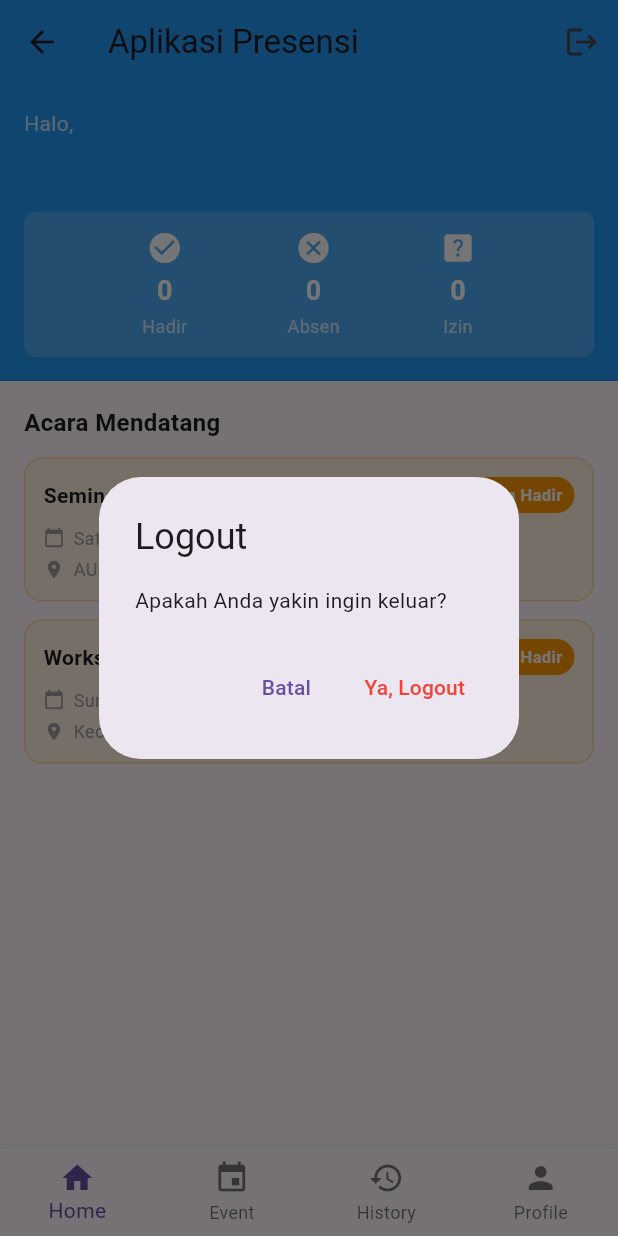
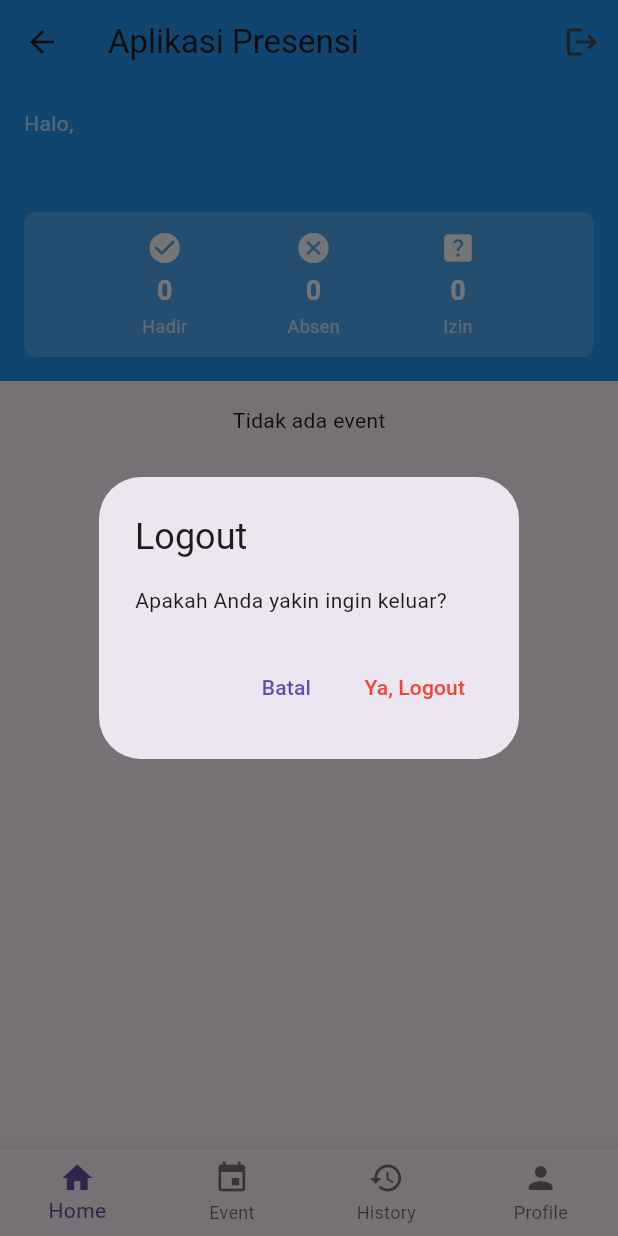
Before and after one commit to arielreza/absensi_acara, a Flutter app: the UserHomeScreen screen opened directly, after a tap on the "logout" icon, on a phone screen of 412 x 824 dp. Run offline on Flutter 3.47's test engine with Material 3 defaults, Android fonts, the phone set to English and light mode, and no system bars; our stand-ins replace cloud_firestore, firebase_auth, firebase_core, flutter_riverpod, sqflite; missing offline and left inert: mobile_scanner; accounts and stored records are empty.

Commit message:
feat: show events from collection

```diff
--- a/lib/user/user_home.dart
+++ b/lib/user/user_home.dart
@@ -1,5 +1,10 @@
+import 'package:absensi_acara/user/service/event_register_service.dart';
+import 'package:cloud_firestore/cloud_firestore.dart';
 import 'package:flutter/material.dart';
+import 'package:flutter_riverpod/flutter_riverpod.dart';
+import 'package:intl/intl.dart';
 import 'package:provider/provider.dart';
+
 import '../services/auth_service.dart';
 
 class UserHomeScreen extends StatefulWidget {
@@ -19,10 +24,7 @@ class _UserHomeScreenState extends State<UserHomeScreen> {
         title: const Text('Logout'),
         content: const Text('Apakah Anda yakin ingin keluar?'),
         actions: [
-          TextButton(
-            onPressed: () => Navigator.pop(dialogContext),
-            child: const Text('Batal'),
-          ),
+          TextButton(onPressed: () => Navigator.pop(dialogContext), child: const Text('Batal')),
           TextButton(
             onPressed: () {
               Navigator.pop(dialogContext);
@@ -86,6 +88,8 @@ class _UserHomeScreenState extends State<UserHomeScreen> {
 
   Widget _buildHomeTab() {
     final user = context.read<AuthService>().currentUser;
+    final nim = context.read<AuthService>().currentUser?.email ?? '';
+
     return SingleChildScrollView(
       child: Column(
         crossAxisAlignment: CrossAxisAlignment.stretch,
@@ -96,10 +100,7 @@ class _UserHomeScreenState extends State<UserHomeScreen> {
             child: Column(
               crossAxisAlignment: CrossAxisAlignment.start,
               children: [
-                const Text(
-                  'Halo,',
-                  style: TextStyle(color: Colors.white70, fontSize: 14),
-                ),
+                const Text('Halo,', style: TextStyle(color: Colors.white70, fontSize: 14)),
                 const SizedBox(height: 4),
                 Text(
                   user?.email ?? 'User',
@@ -129,68 +130,82 @@ class _UserHomeScreenState extends State<UserHomeScreen> {
             ),
           ),
           const SizedBox(height: 16),
-          Padding(
-            padding: const EdgeInsets.symmetric(horizontal: 16),
-            child: Column(
-              crossAxisAlignment: CrossAxisAlignment.start,
-              children: [
-                const Text(
-                  'Acara Mendatang',
-                  style: TextStyle(fontSize: 16, fontWeight: FontWeight.bold),
+          StreamBuilder(
+            stream: FirebaseFirestore.instance.collection('events').snapshots(),
+            builder: (context, asyncSnapshot) {
+              if (asyncSnapshot.connectionState == ConnectionState.waiting) {
+                return const Center(child: CircularProgressIndicator());
+              }
+
+              if (!asyncSnapshot.hasData || asyncSnapshot.data!.docs.isEmpty) {
+                return const Center(child: Text("Tidak ada event"));
+              }
+
+              final events = asyncSnapshot.data!.docs;
+
+              return ListView.builder(
+                shrinkWrap: true,
+                physics: const NeverScrollableScrollPhysics(),
+                padding: const EdgeInsets.all(16),
+                itemCount: events.length,
+                itemBuilder: (context, index) {
+                  final doc = events[index];
+                  final data = doc.data();
+
+                  if (data['is_active'] == true) {
+                    return _EventCard(
+                      eventId: doc.id,
+                      title: data['event_name'] ?? '',
+                      date: data['event_date'],
+                      location: data['location'] ?? '',
+                      nim: nim,
+                    );
+                  }
+                  return const SizedBox.shrink();
+                },
+              );
+            },
           ),
-                const SizedBox(height: 12),
-                _EventCard(
-                  title: 'Seminar Flutter 2024',
-                  date: 'Sat, 22 Nov • 11:00',
-                  location: 'AUS Serpong Office',
-                  type: 'Seminar',
-                  status: 'Belum Hadir',
-                ),
-                const SizedBox(height: 12),
-                _EventCard(
-                  title: 'Workshop Mobile Development',
-                  date: 'Sun, 23 Nov • 09:00',
-                  location: 'Kec. Kedungkandang',
-                  type: 'Workshop',
-                  status: 'Belum Hadir',
-                ),
-              ],
-            ),
-          ),
-          const SizedBox(height: 20),
         ],
       ),
     );
   }
 
   Widget _buildEventTab() {
-    return ListView(
+    final nim = context.read<AuthService>().currentUser?.email ?? '';
+
+    return StreamBuilder(
+      stream: FirebaseFirestore.instance.collection('events').snapshots(),
+      builder: (context, asyncSnapshot) {
+        if (asyncSnapshot.connectionState == ConnectionState.waiting) {
+          return const Center(child: CircularProgressIndicator());
+        }
+
+        if (!asyncSnapshot.hasData || asyncSnapshot.data!.docs.isEmpty) {
+          return const Center(child: Text("Tidak ada event"));
+        }
+
+        final events = asyncSnapshot.data!.docs;
+        return ListView.builder(
           padding: const EdgeInsets.all(16),
-      children: [
-        _EventCard(
-          title: 'Seminar Flutter 2024',
-          date: 'Sat, 22 Nov • 11:00',
-          location: 'AUS Serpong Office',
-          type: 'Seminar',
-          status: 'Belum Hadir',
-        ),
-        const SizedBox(height: 12),
-        _EventCard(
-          title: 'Workshop Mobile Development',
-          date: 'Sun, 23 Nov • 09:00',
-          location: 'Kec. Kedungkandang',
-          type: 'Workshop',
-          status: 'Belum Hadir',
-        ),
-        const SizedBox(height: 12),
-        _EventCard(
-          title: 'Tech Conference 2024',
-          date: 'Mon, 24 Nov • 10:00',
-          location: 'Jakarta Convention Center',
-          type: 'Conference',
-          status: 'Hadir',
-        ),
-      ],
+          itemCount: events.length,
+          itemBuilder: (context, index) {
+            final doc = events[index];
+            final data = doc.data();
+
+            if (data['is_active'] == true) {
+              return _EventCard(
+                eventId: doc.id,
+                title: data['event_name'],
+                date: data['event_date'],
+                location: data['location'],
+                nim: nim,
+              );
+            }
+            return null;
+          },
+        );
+      },
     );
   }
 
@@ -244,28 +259,13 @@ class _UserHomeScreenState extends State<UserHomeScreen> {
               style: const TextStyle(fontSize: 18, fontWeight: FontWeight.bold),
             ),
             const SizedBox(height: 4),
-            const Text(
-              'Peserta',
-              style: TextStyle(color: Colors.grey),
-            ),
+            const Text('Peserta', style: TextStyle(color: Colors.grey)),
             const SizedBox(height: 24),
-            _ProfileInfoCard(
-              title: 'Email',
-              value: user?.email ?? '-',
-              icon: Icons.email,
-            ),
+            _ProfileInfoCard(title: 'Email', value: user?.email ?? '-', icon: Icons.email),
             const SizedBox(height: 12),
-            _ProfileInfoCard(
-              title: 'Role',
-              value: 'Peserta',
-              icon: Icons.badge,
-            ),
+            _ProfileInfoCard(title: 'Role', value: 'Peserta', icon: Icons.badge),
             const SizedBox(height: 12),
-            _ProfileInfoCard(
-              title: 'Status',
-              value: 'Aktif',
-              icon: Icons.check_circle,
-            ),
+            _ProfileInfoCard(title: 'Status', value: 'Aktif', icon: Icons.check_circle),
           ],
         ),
       ),
@@ -278,11 +278,7 @@ class _StatusBadge extends StatelessWidget {
   final String count;
   final IconData icon;
 
-  const _StatusBadge({
-    required this.label,
-    required this.count,
-    required this.icon,
-  });
+  const _StatusBadge({required this.label, required this.count, required this.icon});
 
   @override
   Widget build(BuildContext context) {
@@ -292,74 +288,120 @@ class _StatusBadge extends StatelessWidget {
         const SizedBox(height: 4),
         Text(
           count,
-          style: const TextStyle(
-            color: Colors.white,
-            fontSize: 18,
-            fontWeight: FontWeight.bold,
-          ),
+          style: const TextStyle(color: Colors.white, fontSize: 18, fontWeight: FontWeight.bold),
         ),
         const SizedBox(height: 2),
-        Text(
-          label,
-          style: const TextStyle(color: Colors.white70, fontSize: 12),
-        ),
+        Text(label, style: const TextStyle(color: Colors.white70, fontSize: 12)),
       ],
     );
   }
 }
 
-class _EventCard extends StatelessWidget {
+class _EventCard extends ConsumerWidget {
+  final String eventId;
   final String title;
-  final String date;
+  final Timestamp date;
   final String location;
-  final String type;
-  final String status;
+  final String nim;
+  // final String imageUrl;
 
   const _EventCard({
+    required this.eventId,
     required this.title,
     required this.date,
     required this.location,
-    required this.type,
-    required this.status,
+    required this.nim,
+    // required this.imageUrl,
   });
 
   @override
-  Widget build(BuildContext context) {
-    final statusColor = status == 'Hadir' ? Colors.green : Colors.orange;
-    final bgColor = status == 'Hadir' ? Colors.green.shade50 : Colors.orange.shade50;
+  Widget build(BuildContext context, WidgetRef ref) {
+    final eventDate = date.toDate();
+    final dateFormatted = DateFormat("EEE, dd MMM yyyy").format(eventDate);
+    final timeFormatted = DateFormat("HH:mm").format(eventDate);
+    final statusColor = Colors.green;
+    final bgColor = Colors.green.shade50;
 
     return Container(
-      padding: const EdgeInsets.all(12),
+      margin: const EdgeInsets.only(bottom: 16),
       decoration: BoxDecoration(
-        color: bgColor,
-        borderRadius: BorderRadius.circular(12),
-        border: Border.all(color: statusColor.withOpacity(0.3)),
+        color: Colors.white,
+        borderRadius: BorderRadius.circular(16),
+        boxShadow: [
+          BoxShadow(
+            color: Colors.black.withOpacity(0.06),
+            blurRadius: 10,
+            offset: const Offset(0, 3),
+          ),
+        ],
       ),
       child: Column(
         crossAxisAlignment: CrossAxisAlignment.start,
         children: [
+          // ---------------------- IMAGE ----------------------
+          SizedBox(height: 160),
+
+          // ClipRRect(
+          //   borderRadius: const BorderRadius.only(
+          //     topLeft: Radius.circular(16),
+          //     topRight: Radius.circular(16),
+          //   ),
+          //   child: Image.network(imageUrl, height: 160, width: double.infinity, fit: BoxFit.cover),
+          // ),
+          Padding(
+            padding: const EdgeInsets.all(16),
+            child: Column(
+              crossAxisAlignment: CrossAxisAlignment.start,
+              children: [
+                // ---------------------- TITLE ----------------------
+                Text(title, style: const TextStyle(fontSize: 18, fontWeight: FontWeight.w700)),
+
+                const SizedBox(height: 8),
+
+                // ---------------------- DATE + TIME ----------------------
                 Row(
-            mainAxisAlignment: MainAxisAlignment.spaceBetween,
                   children: [
+                    const Icon(Icons.calendar_today, size: 14, color: Colors.grey),
+                    const SizedBox(width: 6),
+                    Text(
+                      "$dateFormatted   •   $timeFormatted",
+                      style: const TextStyle(fontSize: 13, color: Colors.grey),
+                    ),
+                  ],
+                ),
+
+                const SizedBox(height: 8),
+
+                // ---------------------- LOCATION ----------------------
+                Row(
+                  children: [
+                    const Icon(Icons.location_on, size: 14, color: Colors.grey),
+                    const SizedBox(width: 6),
                     Expanded(
                       child: Text(
-                  title,
-                  style: const TextStyle(
-                    fontSize: 14,
-                    fontWeight: FontWeight.bold,
-                  ),
-                  maxLines: 2,
-                  overflow: TextOverflow.ellipsis,
+                        location,
+                        style: const TextStyle(fontSize: 13, color: Colors.grey),
                       ),
                     ),
-              Container(
+                  ],
+                ),
+
+                const SizedBox(height: 12),
+
+                // ---------------------- FREE LABEL ----------------------
+                InkWell(
+                  onTap: () async {
+                    ref.read(eventRegisterService).daftarEvent(eventId: eventId, nimPeserta: nim);
+                  },
+                  borderRadius: BorderRadius.circular(12),
+                  child: Container(
                     padding: const EdgeInsets.symmetric(horizontal: 8, vertical: 4),
                     decoration: BoxDecoration(
                       color: statusColor,
                       borderRadius: BorderRadius.circular(12),
                     ),
                     child: Text(
-                  status,
+                      'Daftar',
                       style: const TextStyle(
                         color: Colors.white,
                         fontSize: 11,
@@ -367,36 +409,116 @@ class _EventCard extends StatelessWidget {
                       ),
                     ),
                   ),
+                ),
+                const SizedBox(height: 8),
               ],
             ),
-          const SizedBox(height: 8),
-          Row(
-            children: [
-              const Icon(Icons.calendar_today, size: 14, color: Colors.grey),
-              const SizedBox(width: 6),
-              Text(date, style: const TextStyle(fontSize: 12, color: Colors.grey)),
-            ],
-          ),
-          const SizedBox(height: 4),
-          Row(
-            children: [
-              const Icon(Icons.location_on, size: 14, color: Colors.grey),
-              const SizedBox(width: 6),
-              Expanded(
-                child: Text(
-                  location,
-                  style: const TextStyle(fontSize: 12, color: Colors.grey),
-                  maxLines: 1,
-                  overflow: TextOverflow.ellipsis,
-                ),
-              ),
-            ],
           ),
         ],
       ),
     );
   }
 }
+
+// class _EventCard extends ConsumerWidget {
+//   final String eventId;
+//   final String title;
+//   final Timestamp date;
+//   final String location;
+//   // final String type;
+//   // final String status;
+//   final String nim;
+
+//   const _EventCard({
+//     super.key,
+//     required this.eventId,
+//     required this.title,
+//     required this.date,
+//     required this.location,
+//     // required this.type,
+//     // required this.status,
+//     required this.nim,
+//   });
+
+//   @override
+//   Widget build(BuildContext context, WidgetRef ref) {
+//     final dateTime = date.toDate(); // convert dari Timestamp
+//     final formattedDate = DateFormat('EEE, dd MMM yyyy • HH:mm').format(dateTime);
+//     final statusColor = Colors.green;
+//     final bgColor = Colors.green.shade50;
+
+//     return Container(
+//       padding: const EdgeInsets.all(12),
+//       decoration: BoxDecoration(
+//         color: bgColor,
+//         borderRadius: BorderRadius.circular(12),
+//         border: Border.all(color: statusColor.withOpacity(0.3)),
+//       ),
+//       child: Column(
+//         crossAxisAlignment: CrossAxisAlignment.start,
+//         children: [
+//           Row(
+//             mainAxisAlignment: MainAxisAlignment.spaceBetween,
+//             children: [
+//               Expanded(
+//                 child: Text(
+//                   title,
+//                   style: const TextStyle(fontSize: 14, fontWeight: FontWeight.bold),
+//                   maxLines: 2,
+//                   overflow: TextOverflow.ellipsis,
+//                 ),
+//               ),
+//               InkWell(
+//                 onTap: () async {
+//                   ref.read(eventRegisterService).daftarEvent(eventId: eventId, nimPeserta: nim);
+//                 },
+//                 borderRadius: BorderRadius.circular(12),
+//                 child: Container(
+//                   padding: const EdgeInsets.symmetric(horizontal: 8, vertical: 4),
+//                   decoration: BoxDecoration(
+//                     color: statusColor,
+//                     borderRadius: BorderRadius.circular(12),
+//                   ),
+//                   child: Text(
+//                     'Daftar',
+//                     style: const TextStyle(
+//                       color: Colors.white,
+//                       fontSize: 11,
+//                       fontWeight: FontWeight.bold,
+//                     ),
+//                   ),
+//                 ),
+//               ),
+//             ],
+//           ),
+//           const SizedBox(height: 8),
+//           Row(
+//             children: [
+//               const Icon(Icons.calendar_today, size: 14, color: Colors.grey),
+//               const SizedBox(width: 6),
+//               Text(formattedDate, style: const TextStyle(fontSize: 12, color: Colors.grey)),
+//             ],
+//           ),
+//           const SizedBox(height: 4),
+//           Row(
+//             children: [
+//               const Icon(Icons.location_on, size: 14, color: Colors.grey),
+//               const SizedBox(width: 6),
+//               Expanded(
+//                 child: Text(
+//                   location,
+//                   style: const TextStyle(fontSize: 12, color: Colors.grey),
+//                   maxLines: 1,
+//                   overflow: TextOverflow.ellipsis,
+//                 ),
+//               ),
+//             ],
+//           ),
+//         ],
+//       ),
+//     );
+//   }
+// }
 
 class _HistoryItem extends StatelessWidget {
   final String title;
@@ -429,10 +551,7 @@ class _HistoryItem extends StatelessWidget {
             child: Column(
               crossAxisAlignment: CrossAxisAlignment.start,
               children: [
-                Text(
-                  title,
-                  style: const TextStyle(fontWeight: FontWeight.w600),
-                ),
+                Text(title, style: const TextStyle(fontWeight: FontWeight.w600)),
                 const SizedBox(height: 4),
                 Row(
                   children: [
@@ -452,11 +571,7 @@ class _HistoryItem extends StatelessWidget {
             ),
             child: Text(
               status,
-              style: TextStyle(
-                color: statusColor,
-                fontSize: 12,
-                fontWeight: FontWeight.bold,
-              ),
+              style: TextStyle(color: statusColor, fontSize: 12, fontWeight: FontWeight.bold),
             ),
           ),
         ],
@@ -470,20 +585,13 @@ class _ProfileInfoCard extends StatelessWidget {
   final String value;
   final IconData icon;
 
-  const _ProfileInfoCard({
-    required this.title,
-    required this.value,
-    required this.icon,
-  });
+  const _ProfileInfoCard({required this.title, required this.value, required this.icon});
 
   @override
   Widget build(BuildContext context) {
     return Container(
       padding: const EdgeInsets.all(12),
-      decoration: BoxDecoration(
-        color: Colors.grey.shade50,
-        borderRadius: BorderRadius.circular(8),
-      ),
+      decoration: BoxDecoration(color: Colors.grey.shade50, borderRadius: BorderRadius.circular(8)),
       child: Row(
         children: [
           Icon(icon, color: Colors.blue),
@@ -491,15 +599,9 @@ class _ProfileInfoCard extends StatelessWidget {
           Column(
             crossAxisAlignment: CrossAxisAlignment.start,
             children: [
-              Text(
-                title,
-                style: const TextStyle(fontSize: 12, color: Colors.grey),
-              ),
+              Text(title, style: const TextStyle(fontSize: 12, color: Colors.grey)),
               const SizedBox(height: 4),
-              Text(
-                value,
-                style: const TextStyle(fontSize: 14, fontWeight: FontWeight.w600),
-              ),
+              Text(value, style: const TextStyle(fontSize: 14, fontWeight: FontWeight.w600)),
             ],
           ),
         ],
--- a/pubspec.yaml
+++ b/pubspec.yaml
@@ -60,6 +60,7 @@ dependencies:
   # QR Code scanning (if needed for event check-in)
   qr_flutter: ^4.1.0
   mobile_scanner: ^3.5.2
+  flutter_riverpod: ^3.0.3
 
 dev_dependencies:
   flutter_test:
```
Also changed, not shown: lib/main.dart (+9 -16 lines), pubspec.lock. Lines whose indentation alone changed are shown as unchanged.
